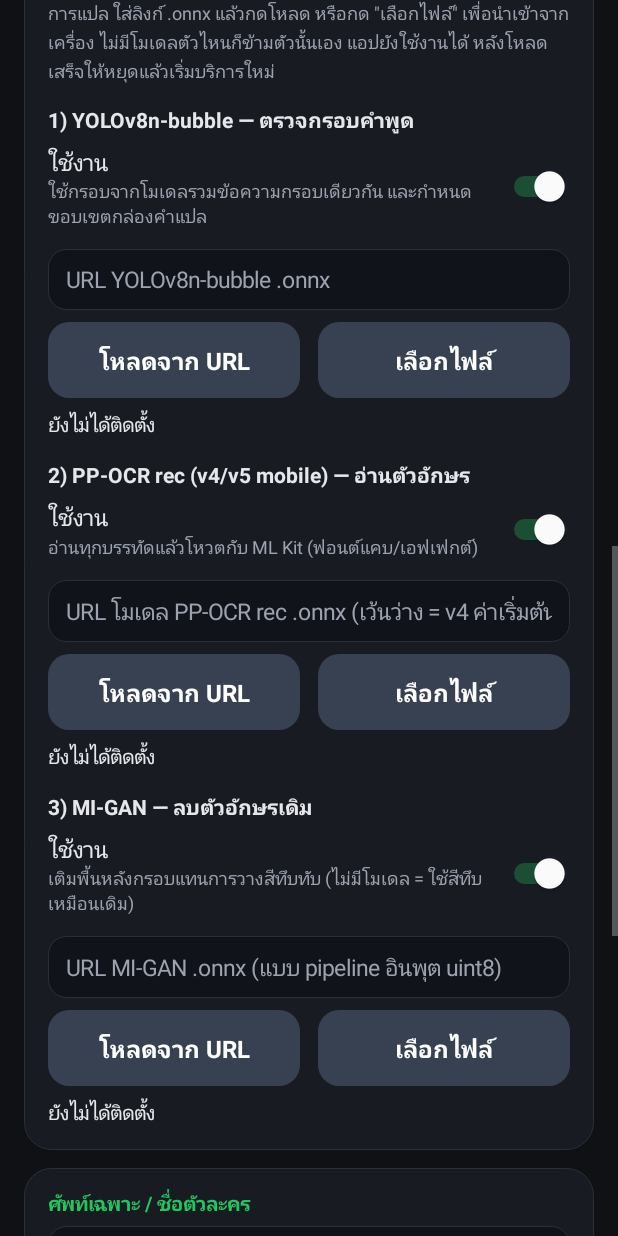
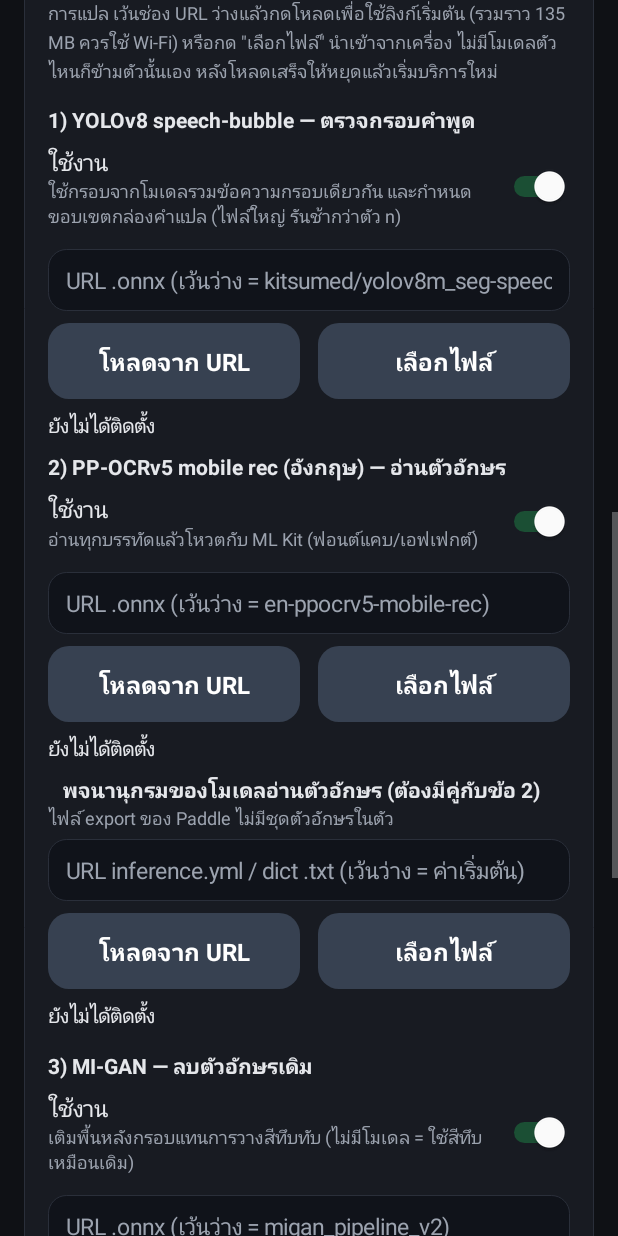
Before and after one commit to SPFT-section/MangaOverlay, an Android app: the screen it shows after launch (MainActivity), scrolled down 1153 dp, on a phone screen of 412 x 824 dp. Run offline under Robolectric (Android 15) with nearby library versions, the phone set to English and light mode, and no system bars; libraries missing offline, so code that uses them is left out: org.opencv.android; pictures from the network do not load.

Commit message:
v3.9.1: real model support — YOLOv8-seg outputs, PP-OCRv5 dictionary (inference.yml), MI-GAN dynamic size, default URLs
- BubbleDet: ignore the 32 mask-coefficient channels of -seg models, request only output0
- PpRec: load charset from inference.yml / dict txt when the ONNX has no 'character' metadata (Paddle exports)
- Inpaint: feed native crop size to the dynamic pipeline, try mask polarity 0=erase first
- ModelStore: default URLs for the 3 models + dictionary; SHA-256 check for the YOLO file
- UI: dictionary row

```diff
--- a/app/build.gradle.kts
+++ b/app/build.gradle.kts
@@ -4,7 +4,7 @@ android {
     compileSdk = 35
     defaultConfig {
         applicationId = "com.sunmind.mangaoverlay"
-        minSdk = 26; targetSdk = 34; versionCode = 12; versionName = "3.9"
+        minSdk = 26; targetSdk = 34; versionCode = 13; versionName = "3.9.1"
         ndk { abiFilters += "arm64-v8a" }
     }
     // keystore คงที่ ทำให้ APK จากทุก build ลงทับกันได้ (ไม่ต้องถอนการติดตั้งก่อน)
--- a/app/src/main/assets/NOTICE.txt
+++ b/app/src/main/assets/NOTICE.txt
@@ -8,3 +8,8 @@ Optional on-device models (ONNX Runtime, supplied by the user via URL or file; n
 - MI-GAN image inpainting (Picsart AI Research, MIT License).
 - PP-OCRv4/v5 recognition (PaddleOCR, Apache License 2.0).
 - YOLOv8n-bubble: a YOLOv8 detector. Ultralytics YOLOv8 code/weights are AGPL-3.0 unless a separate license is held; check the license of the specific weights you use.
+
+Default model sources (downloaded on demand; check each licence before redistributing):
+- kitsumed/yolov8m_seg-speech-bubble, model_dynamic.onnx (GPL-3.0).
+- PaddlePaddle en_PP-OCRv5_mobile_rec, ONNX copy at bakshinghampalace/en-ppocrv5-mobile-rec-onnx (Apache-2.0).
+- MI-GAN migan_pipeline_v2.onnx (andraniksargsyan/migan export; MIT).
--- a/app/src/main/java/com/sunmind/mangaoverlay/MainActivity.kt
+++ b/app/src/main/java/com/sunmind/mangaoverlay/MainActivity.kt
@@ -203,12 +203,14 @@ class MainActivity : Activity() {
         val modelCard = card {
             addView(section("โมเดลในเครื่อง (ONNX, ออฟไลน์) — แบ่งหน้าที่กัน 3 ตัว"))
             addView(tv("ทำงานต่อกันเป็นสายพาน: YOLO หากรอบคำพูด ขนานกับ ML Kit หาบรรทัด → PP-OCR อ่านตัวอักษร → MI-GAN ลบตัวอักษรเดิมขนานกับการแปล " +
-                "ใส่ลิงก์ .onnx แล้วกดโหลด หรือกด \"เลือกไฟล์\" เพื่อนำเข้าจากเครื่อง ไม่มีโมเดลตัวไหนก็ข้ามตัวนั้นเอง แอปยังใช้งานได้ หลังโหลดเสร็จให้หยุดแล้วเริ่มบริการใหม่", 12f, SUB).apply { setLineSpacing(0f, 1.15f) })
-            addView(modelBlock("1) YOLOv8n-bubble — ตรวจกรอบคำพูด", ModelStore.DET, Prefs.detUrl, "URL YOLOv8n-bubble .onnx",
-                "ใช้กรอบจากโมเดลรวมข้อความกรอบเดียวกัน และกำหนดขอบเขตกล่องคำแปล", Prefs.useDet) { Prefs.useDet = it }, lp(14))
-            addView(modelBlock("2) PP-OCR rec (v4/v5 mobile) — อ่านตัวอักษร", ModelStore.REC, Prefs.modelUrl, "URL โมเดล PP-OCR rec .onnx (เว้นว่าง = v4 ค่าเริ่มต้น)",
-                "อ่านทุกบรรทัดแล้วโหวตกับ ML Kit (ฟอนต์แคบ/เอฟเฟกต์)", Prefs.useModel) { Prefs.useModel = it }, lp(14))
-            addView(modelBlock("3) MI-GAN — ลบตัวอักษรเดิม", ModelStore.INP, Prefs.inpUrl, "URL MI-GAN .onnx (แบบ pipeline อินพุต uint8)",
+                "เว้นช่อง URL ว่างแล้วกดโหลดเพื่อใช้ลิงก์เริ่มต้น (รวมราว 135 MB ควรใช้ Wi-Fi) หรือกด \"เลือกไฟล์\" นำเข้าจากเครื่อง ไม่มีโมเดลตัวไหนก็ข้ามตัวนั้นเอง หลังโหลดเสร็จให้หยุดแล้วเริ่มบริการใหม่", 12f, SUB).apply { setLineSpacing(0f, 1.15f) })
+            addView(modelBlock("1) YOLOv8 speech-bubble — ตรวจกรอบคำพูด", ModelStore.DET, Prefs.detUrl, "URL .onnx (เว้นว่าง = kitsumed/yolov8m_seg-speech-bubble, 109 MB)",
+                "ใช้กรอบจากโมเดลรวมข้อความกรอบเดียวกัน และกำหนดขอบเขตกล่องคำแปล (ไฟล์ใหญ่ รันช้ากว่าตัว n)", Prefs.useDet) { Prefs.useDet = it }, lp(14))
+            addView(modelBlock("2) PP-OCRv5 mobile rec (อังกฤษ) — อ่านตัวอักษร", ModelStore.REC, Prefs.modelUrl, "URL .onnx (เว้นว่าง = en-ppocrv5-mobile-rec)",
+                "อ่านทุกบรรทัดแล้วโหวตกับ ML Kit (ฟอนต์แคบ/เอฟเฟกต์)", Prefs.useModel) { Prefs.useModel = it }, lp(8))
+            addView(modelBlock("   พจนานุกรมของโมเดลอ่านตัวอักษร (ต้องมีคู่กับข้อ 2)", ModelStore.RDICT, Prefs.dictUrl, "URL inference.yml / dict .txt (เว้นว่าง = ค่าเริ่มต้น)",
+                "ไฟล์ export ของ Paddle ไม่มีชุดตัวอักษรในตัว"), lp(8))
+            addView(modelBlock("3) MI-GAN — ลบตัวอักษรเดิม", ModelStore.INP, Prefs.inpUrl, "URL .onnx (เว้นว่าง = migan_pipeline_v2)",
                 "เติมพื้นหลังกรอบแทนการวางสีทึบทับ (ไม่มีโมเดล = ใช้สีทึบเหมือนเดิม)", Prefs.useInpaint) { Prefs.useInpaint = it }, lp(14))
         }
 
@@ -303,13 +305,14 @@ class MainActivity : Activity() {
         Prefs.glossary = gl.text.toString()
         for (r in modelRows) when (r.spec.id) {
             "rec" -> Prefs.modelUrl = r.urlBox.text.toString()
+            "recdict" -> Prefs.dictUrl = r.urlBox.text.toString()
             "det" -> Prefs.detUrl = r.urlBox.text.toString()
             "inp" -> Prefs.inpUrl = r.urlBox.text.toString()
         }
         Prefs.llmKey = llmKeyBox.text.toString(); Prefs.llmModel = llmModelBox.text.toString(); Prefs.llmBase = llmBaseBox.text.toString()
     }
 
-    private fun modelBlock(title: String, spec: ModelStore.Spec, url: String, hint: String, desc: String, on: Boolean, set: (Boolean) -> Unit): View {
+    private fun modelBlock(title: String, spec: ModelStore.Spec, url: String, hint: String, desc: String, on: Boolean = true, set: ((Boolean) -> Unit)? = null): View {
         val box = field(EditText(this).apply { this.hint = hint; setSingleLine(); setText(url) })
         val out = tv("", 13f, TXT).apply { setPadding(0, dp(8), 0, 0) }
         val row = ModelRow(spec, box, out); modelRows.add(row)
@@ -318,7 +321,7 @@ class MainActivity : Activity() {
         return LinearLayout(this).apply {
             orientation = LinearLayout.VERTICAL
             addView(tv(title, 14f, TXT, true))
-            addView(toggleRow("ใช้งาน", desc, on, set))
+            if (set != null) addView(toggleRow("ใช้งาน", desc, on, set)) else addView(tv(desc, 12f, SUB))
             addView(box, lp(6))
             val btns = LinearLayout(this@MainActivity).apply { orientation = LinearLayout.HORIZONTAL }
             btns.addView(button("โหลดจาก URL", 0xFF374151.toInt()) { downloadModel(row) }, LinearLayout.LayoutParams(0, -2, 1f).apply { rightMargin = dp(6) })
@@ -355,7 +358,7 @@ class MainActivity : Activity() {
     private fun downloadModel(r: ModelRow) {
         save(); r.out.text = "กำลังโหลด 0%"
         val app = applicationContext
-        val url = when (r.spec.id) { "rec" -> Prefs.modelUrl; "det" -> Prefs.detUrl; else -> Prefs.inpUrl }
+        val url = when (r.spec.id) { "rec" -> Prefs.modelUrl; "recdict" -> Prefs.dictUrl; "det" -> Prefs.detUrl; else -> Prefs.inpUrl }
         Thread {
             val err = ModelStore.download(app, r.spec, url) { p -> runOnUiThread { if (!isDestroyed) r.out.text = "กำลังโหลด $p%" } }
             runOnUiThread { if (!isDestroyed) finishModel(r, err) }
--- a/app/src/main/java/com/sunmind/mangaoverlay/ModelStore.kt
+++ b/app/src/main/java/com/sunmind/mangaoverlay/ModelStore.kt
@@ -17,18 +17,23 @@ import java.security.MessageDigest
 object ModelStore {
     class Spec(val id: String, val fileName: String, val minBytes: Long, val defaultUrl: String, val sha: String?)
 
-    const val REC_URL = "https://huggingface.co/SWHL/RapidOCR/resolve/main/PP-OCRv4/ch_PP-OCRv4_rec_infer.onnx"
-    private const val REC_SHA = "48fc40f24f6d2a207a2b1091d3437eb3cc3eb6b676dc3ef9c37384005483683b"
-
-    val REC = Spec("rec", "rec.onnx", 1_000_000, REC_URL, REC_SHA)
-    val DET = Spec("det", "bubble.onnx", 500_000, "", null)
-    val INP = Spec("inp", "migan.onnx", 1_000_000, "", null)
+    // ลิงก์ค่าเริ่มต้นเป็นของที่ผู้ใช้เลือก (ตรวจชื่อไฟล์จากหน้า repo แล้ว) ; ใส่ URL อื่นทับได้ในหน้าตั้งค่า
+    // DET  : kitsumed/yolov8m_seg-speech-bubble (YOLOv8m-seg, 1 คลาส "speech bubble", GPL-3.0) ไฟล์ dynamic 109 MB
+    // REC  : en_PP-OCRv5_mobile_rec (PaddlePaddle, Apache-2.0) สำเนาของ bakshinghampalace ; ไฟล์ export ของ Paddle ไม่มี metadata ตัวอักษร จึงต้องมี RDICT
+    // RDICT: inference.yml ของโมเดลเดียวกัน (มีรายการ character_dict) ; ไฟล์ .txt ทีละบรรทัดก็ใช้ได้
+    // INP  : MI-GAN pipeline v2 (Picsart, MIT) อินพุต uint8 ขนาดอิสระ ; มาสก์ 0 = ลบ
+    private const val HF = "https://huggingface.co/"
+    val REC = Spec("rec", "rec.onnx", 1_000_000, HF + "bakshinghampalace/en-ppocrv5-mobile-rec-onnx/resolve/main/onnx/model.onnx", null)
+    val RDICT = Spec("recdict", "rec_dict.txt", 100, HF + "bakshinghampalace/en-ppocrv5-mobile-rec-onnx/resolve/main/onnx/inference.yml", null)
+    val DET = Spec("det", "bubble.onnx", 500_000, HF + "kitsumed/yolov8m_seg-speech-bubble/resolve/main/model_dynamic.onnx",
+        "36c26bdefe150226acd9669772e9ff5a011fa0dd4622469b49d3d5e359f3251c")
+    val INP = Spec("inp", "migan.onnx", 1_000_000, HF + "square-zero-labs/migan/resolve/main/migan_pipeline_v2.onnx", null)
 
     fun file(ctx: Context, s: Spec) = File(File(ctx.filesDir, "models").apply { mkdirs() }, s.fileName)
     fun installed(ctx: Context, s: Spec) = file(ctx, s).length() >= s.minBytes
 
     private fun release(s: Spec) {
-        when (s.id) { "rec" -> PpRec.close(); "det" -> BubbleDet.close(); "inp" -> Inpaint.close() }
+        when (s.id) { "rec", "recdict" -> PpRec.close(); "det" -> BubbleDet.close(); "inp" -> Inpaint.close() }
     }
 
     /** คืน null = สำเร็จ ไม่งั้นคืนข้อความผิดพลาด ; เรียกบน thread พื้นหลัง */
@@ -74,7 +79,7 @@ object ModelStore {
     }
 
     fun load(ctx: Context, s: Spec): Boolean = when (s.id) {
-        "rec" -> PpRec.load(ctx); "det" -> BubbleDet.load(ctx); else -> Inpaint.load(ctx)
+        "rec", "recdict" -> PpRec.load(ctx); "det" -> BubbleDet.load(ctx); else -> Inpaint.load(ctx)
     }
-    fun lastErr(s: Spec): String = when (s.id) { "rec" -> PpRec.lastErr; "det" -> BubbleDet.lastErr; else -> Inpaint.lastErr }
+    fun lastErr(s: Spec): String = when (s.id) { "rec", "recdict" -> PpRec.lastErr; "det" -> BubbleDet.lastErr; else -> Inpaint.lastErr }
 }
--- a/app/src/main/java/com/sunmind/mangaoverlay/Prefs.kt
+++ b/app/src/main/java/com/sunmind/mangaoverlay/Prefs.kt
@@ -70,6 +70,11 @@ object Prefs {
         get() = sp.getString("inpurl", "") ?: ""
         set(v) { sp.edit().putString("inpurl", v.trim()).apply() }
 
+    /** ไฟล์พจนานุกรมของโมเดลอ่านตัวอักษร (inference.yml / .txt) ; ว่าง = ค่าเริ่มต้นของ ModelStore */
+    var dictUrl: String
+        get() = sp.getString("dicturl", "") ?: ""
+        set(v) { sp.edit().putString("dicturl", v.trim()).apply() }
+
     var glossary: String
         get() = if (::sp.isInitialized) sp.getString("glossary", "") ?: "" else ""
         set(v) { sp.edit().putString("glossary", v).apply() }
```
Also changed, not shown: app/src/main/java/com/sunmind/mangaoverlay/BubbleDet.kt (+14 -3 lines), app/src/main/java/com/sunmind/mangaoverlay/Inpaint.kt (+35 -24 lines), app/src/main/java/com/sunmind/mangaoverlay/PpRec.kt (+29 -2 lines).
